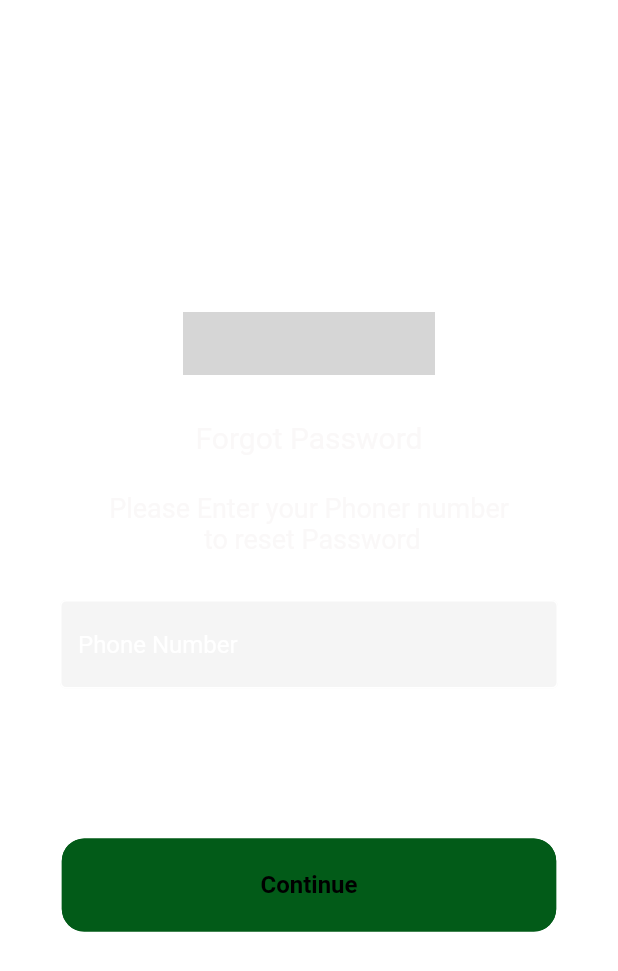
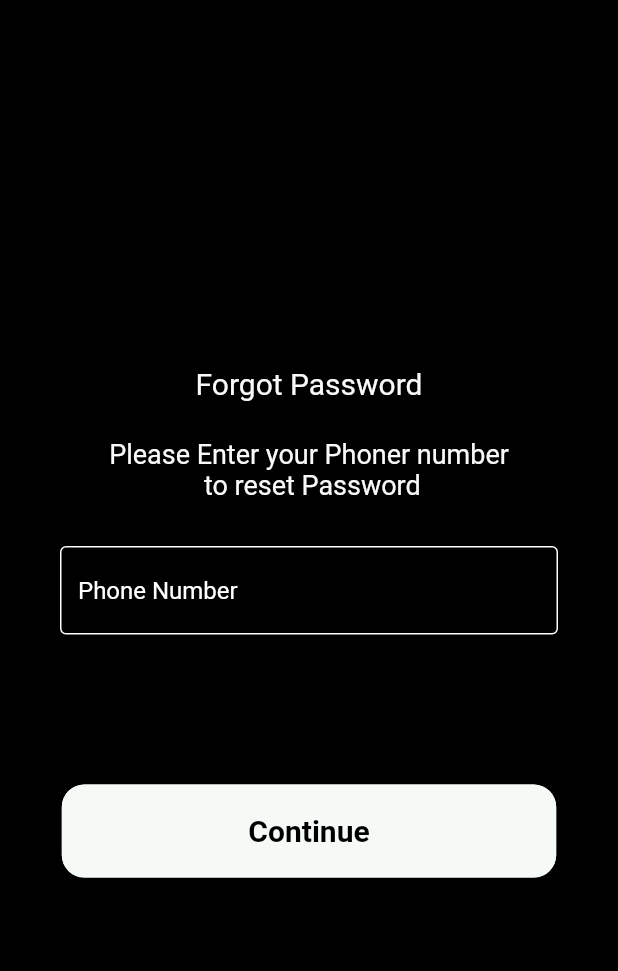
Before and after one commit to EDDY3018/Flutter-News-App, a Flutter app: the screen it shows after launch, after a tap on "Forgot Password?", on a phone screen of 412 x 824 dp. Shown: the top 971 px of the screen. Run offline on Flutter 3.47's test engine with Material 2 defaults, Android fonts, the phone set to English and light mode, and no system bars; our stand-ins replace card_swiper, google_fonts; network calls fail; grey boxes are pictures that could not be loaded.

```diff
--- a/lib/auth/Forgotten/ForgottPass.dart
+++ b/lib/auth/Forgotten/ForgottPass.dart
@@ -4,7 +4,6 @@ import '../../components/button.dart';
 import '../../components/my_textfield.dart';
 import '../../specs/colors.dart';
 import '../Otp/otp_screen.dart';
-
 
 class ForgotPassword extends StatefulWidget {
   const ForgotPassword({super.key});
@@ -20,23 +19,13 @@ class _ForgotPasswordState extends State<ForgotPassword> {
   Widget build(BuildContext context) {
     // ignore: prefer_const_constructors
     return Scaffold(
-      backgroundColor: WHITE,
+      backgroundColor: BLACK,
       body: SafeArea(
         child: Center(
           child: Column(
             mainAxisAlignment: MainAxisAlignment.center,
             children: [
               const SizedBox(height: 5),
-
-              // logo
-              Image.asset(
-                'assets/eventzlogo.png',
-                width: 168,
-                height: 42,
-              ),
-              const SizedBox(height: 30),
-
-              // You are welcome!
               const Text(
                 'Forgot Password',
                 style: TextStyle(
@@ -83,10 +72,10 @@ class _ForgotPasswordState extends State<ForgotPassword> {
                   }),
                   text: 'Continue',
                   textStyle: const TextStyle(
-                    fontSize: 16,
+                    fontSize: 20,
                     fontWeight: FontWeight.bold,
                   ),
-                  color: const Color.fromARGB(255, 2, 91, 24),
+                  color:  const Color.fromARGB(255, 246, 250, 247),
                   context: context),
             ],
           ),
--- a/lib/auth/Login/login.dart
+++ b/lib/auth/Login/login.dart
@@ -119,26 +119,38 @@ class LoginPage extends StatelessWidget {
                 crossAxisAlignment: CrossAxisAlignment.center,
                 children: [
                   Center(
+                    child: GestureDetector(
+                      onTap: () {},
                       child: Container(
                         width: 60,
                         height: 55,
                         decoration: BoxDecoration(
                           borderRadius: BorderRadius.circular(10),
                           color: WHITE,
-                        image: DecorationImage(image: NetworkImage('url')),
+                          image: DecorationImage(
+                              image: NetworkImage(
+                                  'https://alchemyimmersive.com/wp-content/uploads/sites/4/2020/04/apple-logo-transparent.png')),
                         ),
                         // child: Image(image: Ima),
                       ),
                     ),
+                  ),
                   SizedBox(width: 20),
-                  Container(
+                  GestureDetector(
+                    onTap: () {},
+                    child: Container(
                       width: 60,
                       height: 55,
                       decoration: BoxDecoration(
                         borderRadius: BorderRadius.circular(10),
-                      color: WHITE,
+                        image: DecorationImage(
+                          image: NetworkImage(
+                              'https://encrypted-tbn0.gstatic.com/images?q=tbn:ANd9GcSK5q0FP74VV9wbfwP378_7kj7iDomHuKrxkXsxDdUT28V9dlVMNUe-EMzaLwaFhneeuZI&usqp=CAU'),
+                          fit: BoxFit.fill,
+                        ),
                       ),
                       // child: Image(image: Ima),
+                    ),
                   ),
                 ],
               ),
--- a/lib/repository/news_api.dart
+++ b/lib/repository/news_api.dart
@@ -6,7 +6,7 @@ import '../model/articles_list_model.dart';
 
 class NewsApi extends ClassRepository {
   // put the API key here
-  var keyApi = "";
+  var keyApi = "c99b357c606344898ff99276845018d8.rtfd";
 
   @override
   Future<List<ArticleModel>> getAllNews() async {
--- a/lib/screens/home_screen.dart
+++ b/lib/screens/home_screen.dart
@@ -4,6 +4,7 @@ import 'package:mvvm_news_app/screens/health_screen.dart';
 import 'package:mvvm_news_app/screens/science_screen.dart';
 import 'package:mvvm_news_app/screens/technology_screen.dart';
 import 'package:mvvm_news_app/screens/top_headlines_screen.dart';
+import 'package:mvvm_news_app/specs/colors.dart';
 
 class HomeScreen extends StatelessWidget {
   const HomeScreen({Key? key}) : super(key: key);
@@ -20,7 +21,7 @@ class HomeScreen extends StatelessWidget {
             style: TextStyle(
                 fontSize: 30, fontWeight: FontWeight.bold, color: Colors.black),
           ),
-          backgroundColor: Colors.transparent,
+          backgroundColor: Colors.white,
           elevation: 0,
           bottom: TabBar(
             indicator: BoxDecoration(
--- a/pubspec.yaml
+++ b/pubspec.yaml
@@ -63,7 +63,9 @@ flutter:
   uses-material-design: true
 
   # To add assets to your application, add an assets section, like this:
-  # assets:
+  assets:
+    - assets/google.jpg
+    - assets/apple.png
   #   - images/a_dot_burr.jpeg
   #   - images/a_dot_ham.jpeg
 
```
Also changed, not shown: lib/auth/Otp/otp_screen.dart (+14 -7 lines), lib/auth/SignUp/SignUp.dart (+7 -2 lines), assets/apple.png (added), assets/google.jpg (added), 2 other files. Lines whose indentation alone changed are shown as unchanged.
